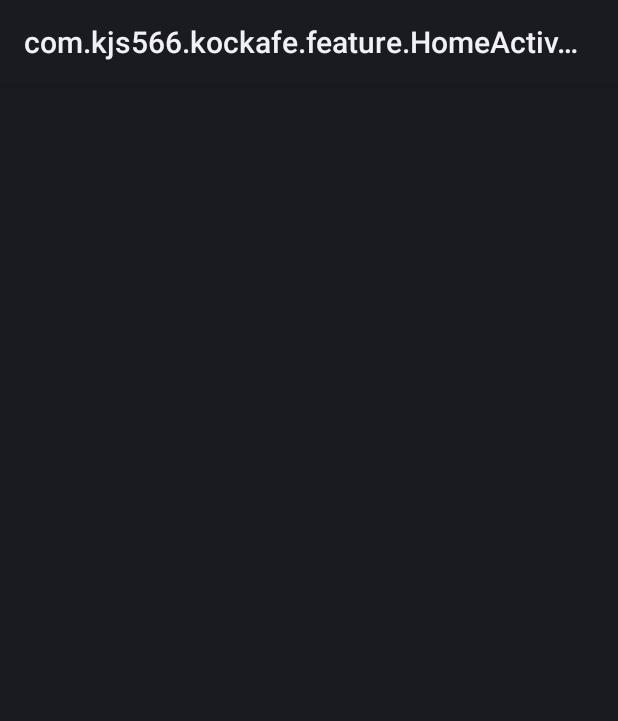
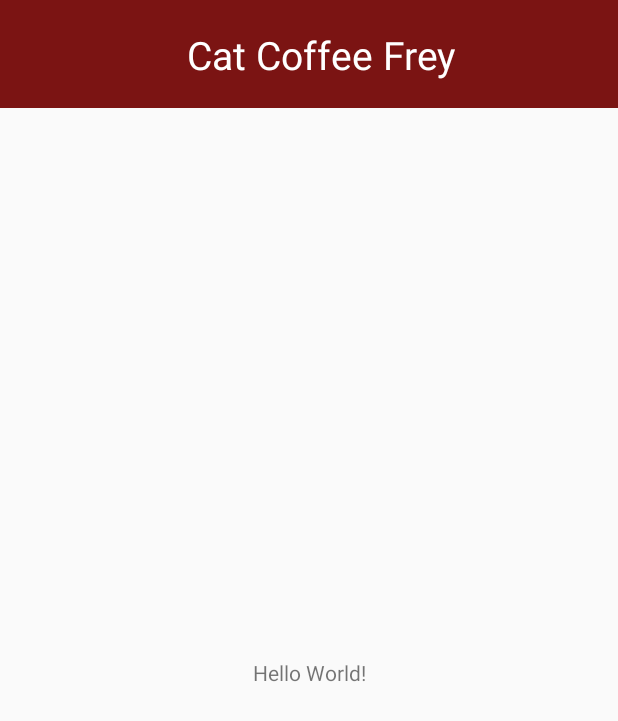
Before and after one commit to kjs566/kockafe-android, an Android app: the screen it shows after launch (HomeActivity), on a phone screen of 412 x 824 dp. Shown: the top 721 px of the screen. Run offline under Robolectric (Android 15) with nearby library versions, the phone set to English and light mode, and no system bars.

Commit message:
base activity, toolbar, fonts

```diff
--- /dev/null
+++ b/base/src/main/java/com/kjs566/kockafe/base/BaseActivity.java
@@ -0,0 +1,50 @@
+package com.kjs566.kockafe.base;
+
+import android.support.annotation.LayoutRes;
+import android.support.v7.app.AppCompatActivity;
+import android.os.Bundle;
+import android.support.v7.widget.Toolbar;
+import android.view.View;
+import android.view.ViewGroup;
+import android.widget.TextView;
+
+import com.kjs566.kockafe.R;
+
+/**
+ * Base activity with customizable toolbar.
+ */
+public abstract class BaseActivity extends AppCompatActivity {
+    private Toolbar mToolbar;
+    private TextView mTitleTextView;
+    private ViewGroup mContentView;
+
+    @Override
+    protected void onCreate(Bundle savedInstanceState) {
+        super.onCreate(savedInstanceState);
+        setContentView(R.layout.activity_base);
+
+        mToolbar = findViewById(R.id.toolbar);
+        mTitleTextView = mToolbar.findViewById(R.id.tv_title);
+        mContentView = findViewById(R.id.content_view);
+
+        setSupportActionBar(mToolbar);
+    }
+
+    /**
+     * Inflates the content of the activity.
+     * @param contentLayout Layout to inflate.
+     */
+    protected void inflateContent(@LayoutRes int contentLayout){
+        getLayoutInflater().inflate(contentLayout, mContentView);
+    }
+
+    @Override
+    public void setTitle(int titleId) {
+        mTitleTextView.setText(titleId);
+    }
+
+    @Override
+    public void setTitle(CharSequence title) {
+        mTitleTextView.setText(title);
+    }
+}
--- /dev/null
+++ b/base/src/main/res/layout/activity_base.xml
@@ -0,0 +1,44 @@
+<?xml version="1.0" encoding="utf-8"?>
+<android.support.constraint.ConstraintLayout xmlns:android="http://schemas.android.com/apk/res/android"
+    android:layout_width="match_parent"
+    android:layout_height="match_parent"
+    xmlns:app="http://schemas.android.com/apk/res-auto"
+    xmlns:tools="http://schemas.android.com/tools">
+
+    <android.support.v7.widget.Toolbar
+        android:id="@+id/toolbar"
+        android:layout_width="0dp"
+        android:layout_height="@dimen/toolbar_height"
+        app:layout_constraintLeft_toLeftOf="parent"
+        app:layout_constraintRight_toRightOf="parent"
+        app:layout_constraintTop_toTopOf="parent"
+        android:background="@color/colorPrimary">
+        <android.support.constraint.ConstraintLayout
+            android:layout_width="match_parent"
+            android:layout_height="match_parent">
+
+            <TextView
+                android:id="@+id/tv_title"
+                android:layout_width="wrap_content"
+                android:layout_height="wrap_content"
+                android:textColor="@color/white"
+                android:textSize="26sp"
+                app:layout_constraintBottom_toBottomOf="parent"
+                app:layout_constraintLeft_toLeftOf="parent"
+                app:layout_constraintRight_toRightOf="parent"
+                app:layout_constraintTop_toTopOf="parent"
+                tools:text="TITLE" />
+
+        </android.support.constraint.ConstraintLayout>
+    </android.support.v7.widget.Toolbar>
+
+    <FrameLayout
+        android:id="@+id/content_view"
+        android:layout_width="387dp"
+        android:layout_height="0dp"
+        app:layout_constraintBottom_toBottomOf="parent"
+        app:layout_constraintLeft_toLeftOf="parent"
+        app:layout_constraintRight_toRightOf="parent"
+        app:layout_constraintTop_toBottomOf="@id/toolbar"></FrameLayout>
+
+</android.support.constraint.ConstraintLayout>
--- a/base/src/main/res/values/colors.xml
+++ b/base/src/main/res/values/colors.xml
@@ -1,6 +1,8 @@
 <?xml version="1.0" encoding="utf-8"?>
 <resources>
-    <color name="colorPrimary">#3F51B5</color>
-    <color name="colorPrimaryDark">#303F9F</color>
-    <color name="colorAccent">#FF4081</color>
+    <color name="white">#ffffff</color>
+
+    <color name="colorPrimary">#7B1413</color>
+    <color name="colorPrimaryDark">#7B1413</color>
+    <color name="colorAccent">@color/white</color>
 </resources>
--- /dev/null
+++ b/base/src/main/res/values/dimens.xml
@@ -0,0 +1,4 @@
+<?xml version="1.0" encoding="utf-8"?>
+<resources>
+    <dimen name="toolbar_height">72dp</dimen>
+</resources>
--- a/base/src/main/res/values/styles.xml
+++ b/base/src/main/res/values/styles.xml
@@ -1,7 +1,7 @@
 <resources>
 
     <!-- Base application theme. -->
-    <style name="AppTheme" parent="Theme.AppCompat.Light.DarkActionBar">
+    <style name="AppTheme" parent="Theme.AppCompat.Light.NoActionBar">
         <!-- Customize your theme here. -->
         <item name="colorPrimary">@color/colorPrimary</item>
         <item name="colorPrimaryDark">@color/colorPrimaryDark</item>
--- a/feature/src/main/AndroidManifest.xml
+++ b/feature/src/main/AndroidManifest.xml
@@ -2,7 +2,7 @@
 <manifest xmlns:android="http://schemas.android.com/apk/res/android"
     package="com.kjs566.kockafe.feature">
 
-    <application>
+    <application android:theme="@style/AppTheme">
         <activity android:name=".HomeActivity">
             <intent-filter android:order="1">
                 <action android:name="android.intent.action.VIEW" />
@@ -11,8 +11,8 @@
                 <category android:name="android.intent.category.DEFAULT" />
 
                 <data
-                    android:host="kjs566.com"
-                    android:pathPattern="/main"
+                    android:host="kjs566.com/kockafe"
+                    android:pathPattern="/home"
                     android:scheme="https" />
             </intent-filter>
             <intent-filter>
--- a/feature/src/main/java/com/kjs566/kockafe/feature/HomeActivity.java
+++ b/feature/src/main/java/com/kjs566/kockafe/feature/HomeActivity.java
@@ -1,13 +1,15 @@
 package com.kjs566.kockafe.feature;
 
-import android.support.v7.app.AppCompatActivity;
 import android.os.Bundle;
 
-public class HomeActivity extends AppCompatActivity {
+import com.kjs566.kockafe.base.BaseActivity;
+
+public class HomeActivity extends BaseActivity {
 
     @Override
     protected void onCreate(Bundle savedInstanceState) {
         super.onCreate(savedInstanceState);
-        setContentView(R.layout.activity_main);
+        inflateContent(R.layout.activity_home_content);
+        setTitle(R.string.home_title);
     }
 }
--- a/feature/src/main/res/values/strings.xml
+++ b/feature/src/main/res/values/strings.xml
@@ -1 +1,3 @@
-<resources></resources>
+<resources>
+    <string name="home_title">Cat Coffee Frey</string>
+</resources>
```
Also changed, not shown: base/src/main/res/font/amatic_font.xml (added, +12 -0 lines), base/src/main/res/font/amatic_bold.ttf (added), base/src/main/res/font/amaticsc_regular.ttf (added), feature/src/main/res/layout/activity_home_content.xml (renamed from feature/src/main/res/layout/activity_main.xml).
